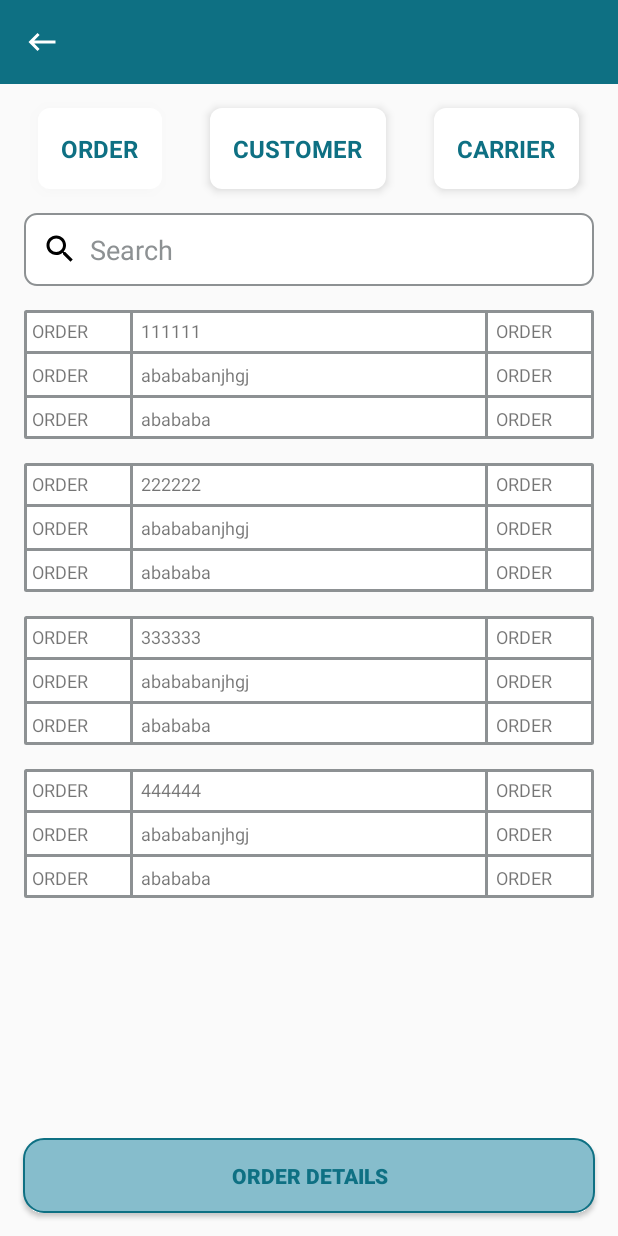
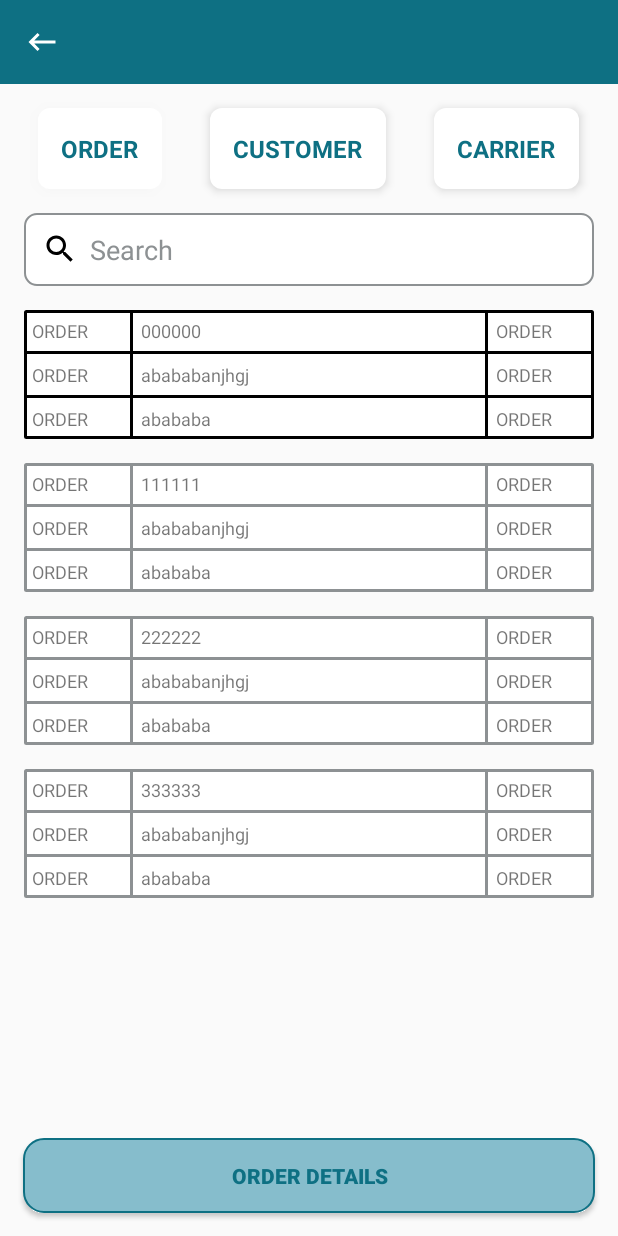
Before and after one commit to PlaidwareSolutions/myworkapp-cleantech-mobile, an Android app: the PrepareShipmentActivity screen opened directly, with no data from a screen before it, after a tap on "ORDER", on a phone screen of 412 x 824 dp. Run offline under Robolectric (Android 15) with nearby library versions, the phone set to English and light mode, and no system bars; our stand-ins replace Dagger/Hilt's generated code, sdp/ssp sizes.

Commit message:
selection logic in adapter added hilt viewmodel integrated

```diff
--- a/app/build.gradle.kts
+++ b/app/build.gradle.kts
@@ -85,7 +85,9 @@ dependencies {
     kapt("com.google.dagger:hilt-compiler:2.48")
 
     // ViewModel
-    implementation("androidx.lifecycle:lifecycle-viewmodel-ktx:1.7.2")
-    implementation("androidx.lifecycle:lifecycle-livedata-ktx:1.7.2")
-    implementation("androidx.lifecycle:lifecycle-runtime-ktx:1.7.2")
+    implementation("androidx.lifecycle:lifecycle-viewmodel-ktx:2.8.7")
+    implementation("androidx.lifecycle:lifecycle-livedata-ktx:2.8.7")
+    implementation("androidx.lifecycle:lifecycle-runtime-ktx:2.8.7")
+    implementation("androidx.activity:activity-ktx:1.9.3")
+
 }
--- a/app/src/main/AndroidManifest.xml
+++ b/app/src/main/AndroidManifest.xml
@@ -6,6 +6,7 @@
     <uses-permission android:name="android.permission.INTERNET" />
 
     <application
+        android:name=".App"
         android:allowBackup="true"
         android:dataExtractionRules="@xml/data_extraction_rules"
         android:fullBackupContent="@xml/backup_rules"
--- /dev/null
+++ b/app/src/main/java/com/example/rfidapp/App.kt
@@ -0,0 +1,8 @@
+package com.example.rfidapp
+
+import android.app.Application
+import dagger.hilt.android.HiltAndroidApp
+
+@HiltAndroidApp
+class App: Application() {
+}
--- a/app/src/main/java/com/example/rfidapp/activity/PrepareShipmentActivity.kt
+++ b/app/src/main/java/com/example/rfidapp/activity/PrepareShipmentActivity.kt
@@ -1,16 +1,27 @@
 package com.example.rfidapp.activity
 
 import android.util.Log
+import androidx.activity.viewModels
 import androidx.recyclerview.widget.LinearLayoutManager
 import com.example.rfidapp.R
 import com.example.rfidapp.adapter.OrderAdapter
 import com.example.rfidapp.databinding.ActivityPrepareShipmentBinding
 import com.example.rfidapp.util.ActBase
 import com.example.rfidapp.util.ItemMarginDecoration
+import com.example.rfidapp.viewmodel.PrepareShipmentViewModel
+import dagger.hilt.android.AndroidEntryPoint
+import kotlinx.coroutines.CoroutineScope
+import kotlinx.coroutines.Dispatchers
 import kotlinx.coroutines.flow.MutableSharedFlow
 import kotlinx.coroutines.flow.MutableStateFlow
+import kotlinx.coroutines.flow.collectLatest
+import kotlinx.coroutines.flow.update
+import kotlinx.coroutines.launch
 
+@AndroidEntryPoint
 class PrepareShipmentActivity : ActBase<ActivityPrepareShipmentBinding>() {
+
+    private val viewModel: PrepareShipmentViewModel by viewModels()
 
     override fun setViewBinding() = ActivityPrepareShipmentBinding.inflate(layoutInflater)
 
@@ -19,7 +30,13 @@ class PrepareShipmentActivity : ActBase<ActivityPrepareShipmentBinding>() {
     }
 
     override fun bindListeners() {
-
+        CoroutineScope(Dispatchers.IO).launch {
+            viewModel.selectedOrder.collectLatest { order ->
+                runOnUiThread {
+                    binding.orderDetailsButton.isEnabled = order != null
+                }
+            }
+        }
     }
 
     override fun bindMethods() {
@@ -30,6 +47,7 @@ class PrepareShipmentActivity : ActBase<ActivityPrepareShipmentBinding>() {
             orderList = listOf(1, 2, 3, 4),
             onItemClick = {
                 Log.e("TAG111", "bindMethods: $it")
+                viewModel.selectedOrder.value = it
             }
         )
         binding.rcvOrders.layoutManager =
--- a/app/src/main/java/com/example/rfidapp/adapter/OrderAdapter.kt
+++ b/app/src/main/java/com/example/rfidapp/adapter/OrderAdapter.kt
@@ -1,8 +1,11 @@
 package com.example.rfidapp.adapter
 
 import android.app.Activity
+import android.view.View
 import android.view.ViewGroup
+import androidx.core.content.ContextCompat
 import androidx.recyclerview.widget.RecyclerView
+import com.example.rfidapp.R
 import com.example.rfidapp.databinding.ItemOrderBinding
 
 class OrderAdapter(
@@ -10,11 +13,36 @@ class OrderAdapter(
     private val orderList: List<Int>,
     val onItemClick: (Int) -> Unit
 ) : RecyclerView.Adapter<OrderAdapter.MyViewHolder>() {
+
+    private var selectedOrderPos: Int? = null
+
     inner class MyViewHolder(val item: ItemOrderBinding) : RecyclerView.ViewHolder(item.root) {
         fun bind(pos: Int) {
             item.orderId.text = "$pos$pos$pos$pos$pos$pos"
             item.carrierName.text = "abababanjhgj"
             item.reqBy.text = "abababa"
+            if (selectedOrderPos == pos) {
+                item.root.background =
+                    ContextCompat.getDrawable(activity, R.drawable.bg_border_selected)
+                item.verticalDivider1.select()
+                item.verticalDivider2.select()
+                item.verticalDivider3.select()
+                item.verticalDivider4.select()
+                item.verticalDivider5.select()
+                item.verticalDivider6.select()
+                item.horizontalDivider1.select()
+                item.horizontalDivider2.select()
+            } else {
+                item.root.background = ContextCompat.getDrawable(activity, R.drawable.bg_border)
+                item.verticalDivider1.unselect()
+                item.verticalDivider2.unselect()
+                item.verticalDivider3.unselect()
+                item.verticalDivider4.unselect()
+                item.verticalDivider5.unselect()
+                item.verticalDivider6.unselect()
+                item.horizontalDivider1.unselect()
+                item.horizontalDivider2.unselect()
+            }
         }
     }
 
@@ -29,9 +57,22 @@ class OrderAdapter(
     override fun getItemCount() = orderList.size
 
     override fun onBindViewHolder(holder: MyViewHolder, position: Int) {
-        holder.bind(orderList[position])
+        holder.bind(position)
         holder.itemView.setOnClickListener {
             onItemClick(orderList[position])
+            val temp = selectedOrderPos
+            selectedOrderPos = null
+            temp?.let { it1 -> notifyItemChanged(it1) }
+            selectedOrderPos = position
+            notifyItemChanged(position)
         }
     }
 }
+
+fun View.select() {
+    setBackgroundColor(ContextCompat.getColor(context, R.color.black))
+}
+
+fun View.unselect() {
+    setBackgroundColor(ContextCompat.getColor(context, R.color.divider_color))
+}
--- /dev/null
+++ b/app/src/main/java/com/example/rfidapp/viewmodel/PrepareShipmentViewModel.kt
@@ -0,0 +1,13 @@
+package com.example.rfidapp.viewmodel
+
+import androidx.lifecycle.ViewModel
+import dagger.hilt.android.lifecycle.HiltViewModel
+import kotlinx.coroutines.flow.MutableStateFlow
+import javax.inject.Inject
+
+@HiltViewModel
+class PrepareShipmentViewModel @Inject constructor() : ViewModel() {
+
+    val selectedOrder: MutableStateFlow<Int?> = MutableStateFlow(null)
+
+}
--- /dev/null
+++ b/app/src/main/res/drawable/bg_border_selected.xml
@@ -0,0 +1,9 @@
+<?xml version="1.0" encoding="utf-8"?>
+<shape xmlns:android="http://schemas.android.com/apk/res/android"
+    android:id="@+id/listview_background_shape">
+    <stroke
+        android:width="@dimen/table_divider_width"
+        android:color="@color/black" />
+    <corners android:radius="0.5dp" />
+    <solid android:color="@color/white" />
+</shape>
--- a/app/src/main/res/layout/item_order.xml
+++ b/app/src/main/res/layout/item_order.xml
@@ -19,6 +19,7 @@
             android:textSize="@dimen/table_field_text_size" />
 
         <View
+            android:id="@+id/verticalDivider1"
             android:layout_width="@dimen/table_divider_width"
             android:layout_height="match_parent"
             android:background="@color/divider_color" />
@@ -34,6 +35,7 @@
             android:textSize="@dimen/table_field_text_size" />
 
         <View
+            android:id="@+id/verticalDivider2"
             android:layout_width="@dimen/table_divider_width"
             android:layout_height="match_parent"
             android:background="@color/divider_color" />
@@ -50,6 +52,7 @@
     </androidx.appcompat.widget.LinearLayoutCompat>
 
     <View
+        android:id="@+id/horizontalDivider1"
         android:layout_width="match_parent"
         android:layout_height="@dimen/table_divider_width"
         android:background="@color/divider_color" />
@@ -68,6 +71,7 @@
             android:textSize="@dimen/table_field_text_size" />
 
         <View
+            android:id="@+id/verticalDivider3"
             android:layout_width="@dimen/table_divider_width"
             android:layout_height="match_parent"
             android:background="@color/divider_color" />
@@ -83,6 +87,7 @@
             android:textSize="@dimen/table_field_text_size" />
 
         <View
+            android:id="@+id/verticalDivider4"
             android:layout_width="@dimen/table_divider_width"
             android:layout_height="match_parent"
             android:background="@color/divider_color" />
@@ -99,6 +104,7 @@
     </androidx.appcompat.widget.LinearLayoutCompat>
 
     <View
+        android:id="@+id/horizontalDivider2"
         android:layout_width="match_parent"
         android:layout_height="@dimen/table_divider_width"
         android:background="@color/divider_color" />
@@ -117,6 +123,7 @@
             android:textSize="@dimen/table_field_text_size" />
 
         <View
+            android:id="@+id/verticalDivider5"
             android:layout_width="@dimen/table_divider_width"
             android:layout_height="match_parent"
             android:background="@color/divider_color" />
@@ -132,6 +139,7 @@
             android:textSize="@dimen/table_field_text_size" />
 
         <View
+            android:id="@+id/verticalDivider6"
             android:layout_width="@dimen/table_divider_width"
             android:layout_height="match_parent"
             android:background="@color/divider_color" />
```
